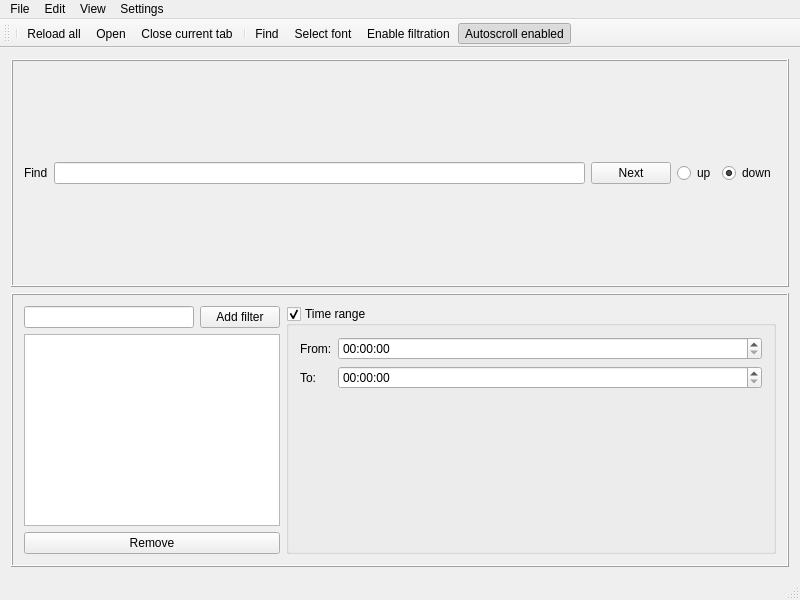
First picture: the form in src/mainwindow.ui, repository lysevi/logan, before the edit.
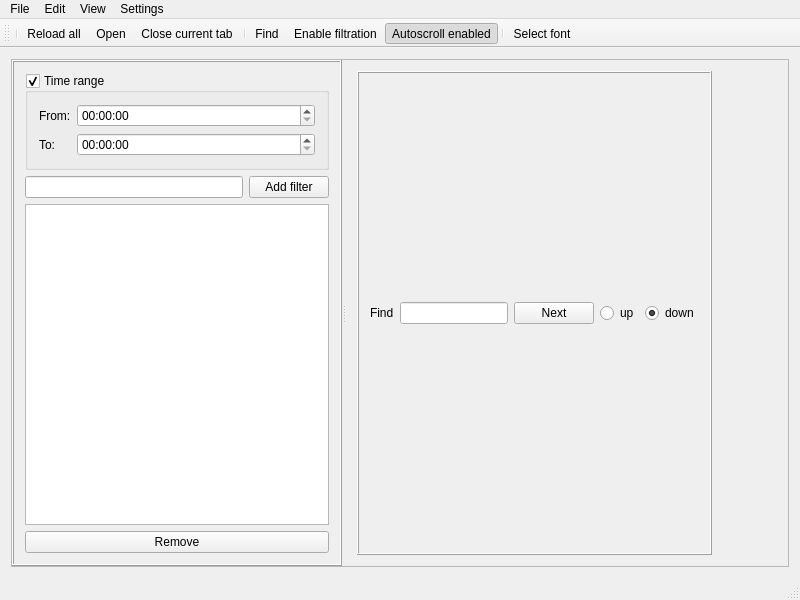
Second picture: the form after the edit. Icons and pictures are not drawn.

Commit message: filter settings - vertical panel now

What changed in the file:
```diff
--- a/src/mainwindow.ui
+++ b/src/mainwindow.ui
@@ -23,14 +23,132 @@
    <property name="autoFillBackground">
     <bool>true</bool>
    </property>
-   <layout class="QVBoxLayout" name="verticalLayout_2">
+   <layout class="QHBoxLayout" name="horizontalLayout_3">
+    <item>
+     <widget class="QSplitter" name="splitter">
+      <property name="frameShape">
+       <enum>QFrame::StyledPanel</enum>
+      </property>
+      <property name="frameShadow">
+       <enum>QFrame::Plain</enum>
+      </property>
+      <property name="orientation">
+       <enum>Qt::Horizontal</enum>
+      </property>
+      <widget class="QFrame" name="fltrFrame">
+       <property name="sizePolicy">
+        <sizepolicy hsizetype="Minimum" vsizetype="Preferred">
+         <horstretch>0</horstretch>
+         <verstretch>0</verstretch>
+        </sizepolicy>
+       </property>
+       <property name="frameShape">
+        <enum>QFrame::Box</enum>
+       </property>
+       <property name="frameShadow">
+        <enum>QFrame::Raised</enum>
+       </property>
+       <layout class="QVBoxLayout" name="verticalLayout_3">
+        <item>
+         <widget class="QGroupBox" name="timeRangeGroupBox">
+          <property name="sizePolicy">
+           <sizepolicy hsizetype="Minimum" vsizetype="Minimum">
+            <horstretch>0</horstretch>
+            <verstretch>0</verstretch>
+           </sizepolicy>
+          </property>
+          <property name="title">
+           <string>Time range</string>
+          </property>
+          <property name="flat">
+           <bool>true</bool>
+          </property>
+          <property name="checkable">
+           <bool>true</bool>
+          </property>
+          <layout class="QFormLayout" name="formLayout">
+           <item row="0" column="0">
+            <widget class="QLabel" name="label_2">
+             <property name="text">
+              <string>From:</string>
+             </property>
+            </widget>
+           </item>
+           <item row="0" column="1">
+            <widget class="QTimeEdit" name="rangeFrom"/>
+           </item>
+           <item row="1" column="0">
+            <widget class="QLabel" name="label_3">
+             <property name="text">
+              <string>To:</string>
+             </property>
+            </widget>
+           </item>
+           <item row="1" column="1">
+            <widget class="QTimeEdit" name="rangeTo"/>
+           </item>
+          </layout>
+         </widget>
+        </item>
+        <item>
+         <layout class="QVBoxLayout" name="verticalLayout">
+          <item>
+           <layout class="QHBoxLayout" name="horizontalLayout_2">
+            <item>
+             <widget class="QLineEdit" name="fltrEdit">
+              <property name="sizePolicy">
+               <sizepolicy hsizetype="MinimumExpanding" vsizetype="Fixed">
+                <horstretch>0</horstretch>
+                <verstretch>0</verstretch>
+               </sizepolicy>
+              </property>
+             </widget>
+            </item>
+            <item>
+             <widget class="QPushButton" name="addFltrButton">
+              <property name="text">
+               <string>Add filter</string>
+              </property>
+             </widget>
+            </item>
+           </layout>
+          </item>
+          <item>
+           <widget class="QListView" name="filtrListView">
+            <property name="sizePolicy">
+             <sizepolicy hsizetype="Minimum" vsizetype="Expanding">
+              <horstretch>0</horstretch>
+              <verstretch>0</verstretch>
+             </sizepolicy>
+            </property>
+           </widget>
+          </item>
+          <item>
+           <widget class="QPushButton" name="rmFltrButton">
+            <property name="sizePolicy">
+             <sizepolicy hsizetype="Expanding" vsizetype="Fixed">
+              <horstretch>0</horstretch>
+              <verstretch>0</verstretch>
+             </sizepolicy>
+            </property>
+            <property name="text">
+             <string>Remove</string>
+            </property>
+           </widget>
+          </item>
+         </layout>
+        </item>
+       </layout>
+      </widget>
+      <widget class="QWidget" name="layoutWidget">
+       <layout class="QVBoxLayout" name="logWithSearchLayout">
     <item>
      <layout class="QGridLayout" name="gridLayout"/>
     </item>
     <item>
      <widget class="QFrame" name="searchFrame">
       <property name="sizePolicy">
-       <sizepolicy hsizetype="Expanding" vsizetype="Minimum">
+           <sizepolicy hsizetype="Maximum" vsizetype="Minimum">
         <horstretch>0</horstretch>
         <verstretch>0</verstretch>
        </sizepolicy>
@@ -86,92 +204,8 @@
       </layout>
      </widget>
     </item>
-    <item>
-     <widget class="QFrame" name="fltrFrame">
-      <property name="frameShape">
-       <enum>QFrame::Box</enum>
-      </property>
-      <property name="frameShadow">
-       <enum>QFrame::Raised</enum>
-      </property>
-      <layout class="QFormLayout" name="formLayout_2">
-       <item row="0" column="0">
-        <layout class="QVBoxLayout" name="verticalLayout">
-         <item>
-          <layout class="QHBoxLayout" name="horizontalLayout_2">
-           <item>
-            <widget class="QLineEdit" name="fltrEdit"/>
-           </item>
-           <item>
-            <widget class="QPushButton" name="addFltrButton">
-             <property name="text">
-              <string>Add filter</string>
-             </property>
-            </widget>
-           </item>
-          </layout>
-         </item>
-         <item>
-          <widget class="QListView" name="filtrListView">
-           <property name="sizePolicy">
-            <sizepolicy hsizetype="Expanding" vsizetype="Minimum">
-             <horstretch>0</horstretch>
-             <verstretch>0</verstretch>
-            </sizepolicy>
-           </property>
-          </widget>
-         </item>
-         <item>
-          <widget class="QPushButton" name="rmFltrButton">
-           <property name="text">
-            <string>Remove</string>
-           </property>
-          </widget>
-         </item>
-        </layout>
-       </item>
-       <item row="0" column="1">
-        <widget class="QGroupBox" name="timeRangeGroupBox">
-         <property name="sizePolicy">
-          <sizepolicy hsizetype="Minimum" vsizetype="Preferred">
-           <horstretch>0</horstretch>
-           <verstretch>0</verstretch>
-          </sizepolicy>
-         </property>
-         <property name="title">
-          <string>Time range</string>
-         </property>
-         <property name="flat">
-          <bool>true</bool>
-         </property>
-         <property name="checkable">
-          <bool>true</bool>
-         </property>
-         <layout class="QFormLayout" name="formLayout">
-          <item row="0" column="0">
-           <widget class="QLabel" name="label_2">
-            <property name="text">
-             <string>From:</string>
-            </property>
-           </widget>
-          </item>
-          <item row="0" column="1">
-           <widget class="QTimeEdit" name="rangeFrom"/>
-          </item>
-          <item row="1" column="0">
-           <widget class="QLabel" name="label_3">
-            <property name="text">
-             <string>To:</string>
-            </property>
-           </widget>
-          </item>
-          <item row="1" column="1">
-           <widget class="QTimeEdit" name="rangeTo"/>
-          </item>
-         </layout>
-        </widget>
-       </item>
-      </layout>
+       </layout>
+      </widget>
      </widget>
     </item>
    </layout>
@@ -245,9 +279,10 @@
    <addaction name="actionclose_current_tab"/>
    <addaction name="separator"/>
    <addaction name="actionFind"/>
-   <addaction name="actionfont_selection"/>
    <addaction name="actionEnable_filtration"/>
    <addaction name="actionautoscroll_enabled"/>
+   <addaction name="separator"/>
+   <addaction name="actionfont_selection"/>
   </widget>
   <widget class="QStatusBar" name="statusBar"/>
   <action name="actionOpen">
```
Lines whose indentation alone changed are shown as unchanged. The commit also changes 1 other file.
